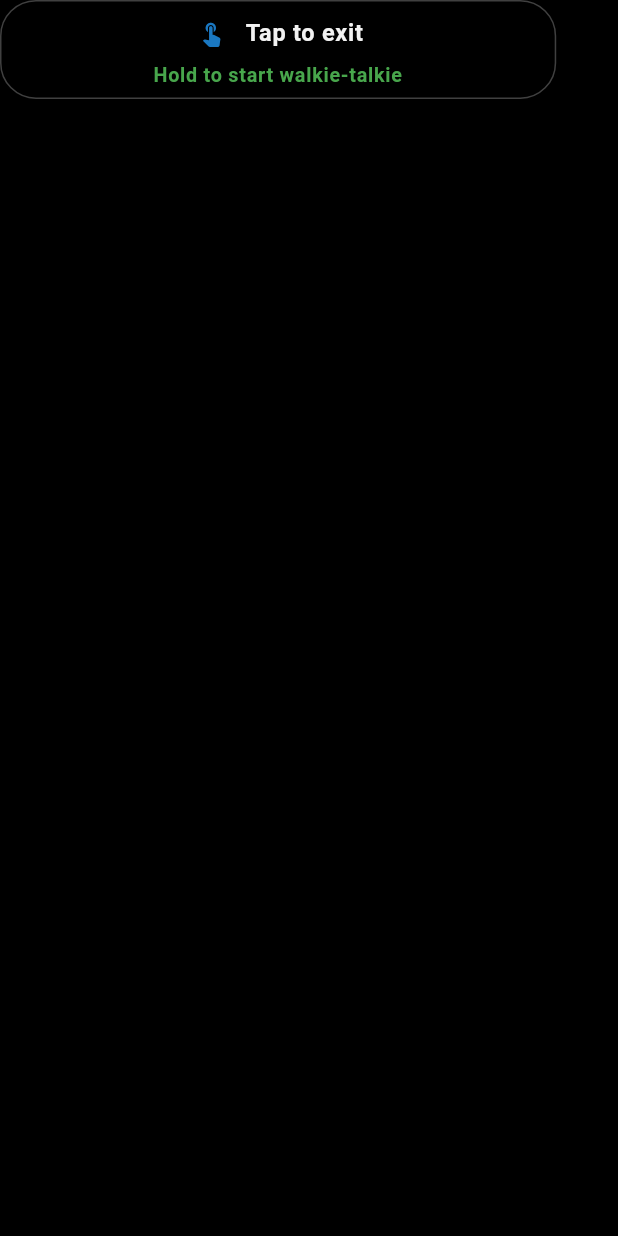
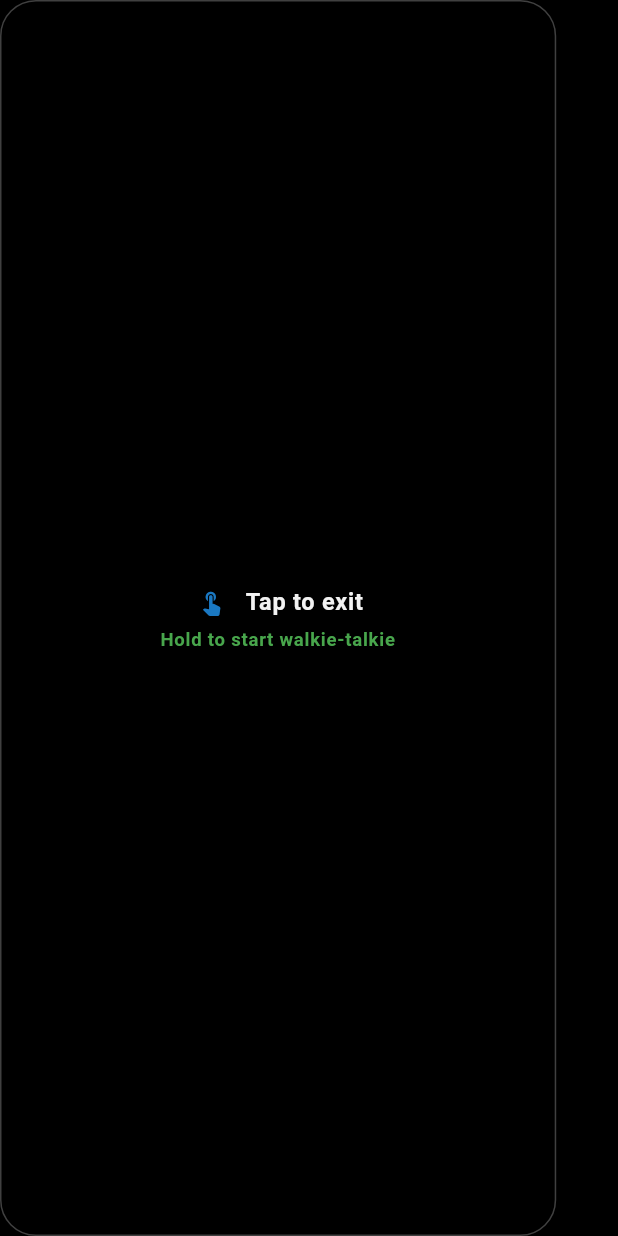
Before and after one commit to DuckBuck-Studios/DuckBuck-AI-Walkie-Talkie, a Flutter app: what buildInstructionUI() shows on an empty page, opened directly with empty values, on a phone screen of 412 x 824 dp. Run offline on Flutter 3.47's test engine with Material 3 defaults, Android fonts, the light colour scheme and no system bars; drawn by our look-alikes of flutter_animate; our stand-ins replace cached_network_image, cloud_firestore, country_code_picker, dio, firebase_analytics, firebase_auth and 16 more; missing offline and left inert: firebase_app_check; accounts and stored records are empty; statements that could not run were skipped.

Commit message:
🎨 Improve UI/UX and fix layout issues
✨ Features & Improvements:
- Fixed friend requests counter to show only incoming requests
- Made all friends in home screen same size as DuckBuck AI
- Implemented truly fullscreen photo viewer without bottom gaps
- Enhanced friend request filtering logic

🐛 Bug Fixes:
- Fixed RenderFlex overflow in call_ui.dart (4.3 pixels)
- Removed fixed height constraints causing UI overflow
- Added MediaQuery.removePadding for fullscreen experience
- Fixed layout spacing and padding issues

📱 UI Changes:
- Updated friends screen to filter incoming vs outgoing requests
- Standardized avatar sizes and padding across components
- Improved fullscreen overlay positioning
- Enhanced call UI layout flexibility

All changes tested and working properly.

```diff
--- a/lib/features/home/widgets/call_ui.dart
+++ b/lib/features/home/widgets/call_ui.dart
@@ -411,10 +411,11 @@
     Widget container = Container(
       constraints: BoxConstraints(
         maxWidth: screenWidth * 0.90,
+        minHeight: screenHeight * 0.06, // Minimum height instead of fixed height
       ),
-      height: screenHeight * 0.08, // Fixed height container
       padding: EdgeInsets.symmetric(
         horizontal: screenWidth * 0.04,
+        vertical: screenHeight * 0.01, // Add vertical padding for better spacing
       ),
       decoration: BoxDecoration(
         color: Colors.black.withValues(alpha: 0.8),
@@ -440,12 +441,9 @@
         ? _buildConnectingContent(context, connectingMessage, screenWidth)
         : Align(
             alignment: Alignment.center,
-            child: Padding(
-              padding: EdgeInsets.symmetric(vertical: screenHeight * 0.01),
-              child: Column(
-                mainAxisSize: MainAxisSize.min,
-                children: _buildNormalInstructionContent(context, onLongPress, screenWidth, screenHeight),
-              ),
+            child: Column(
+              mainAxisSize: MainAxisSize.min,
+              children: _buildNormalInstructionContent(context, onLongPress, screenWidth, screenHeight),
             ),
           ),
     );
@@ -539,13 +537,13 @@
 
       // Better spacing between instructions
       if (onLongPress != null) ...[
-        SizedBox(height: screenHeight * 0.008),
+        SizedBox(height: screenHeight * 0.005), // Reduced spacing
 
         // Hold instruction
         _buildAnimatedText(
           context,
           text: 'Hold to start walkie-talkie',
-          fontSize: screenWidth * 0.032,
+          fontSize: screenWidth * 0.030, // Slightly smaller text
           color: Colors.green,
           delay: 400.ms,
         ),
--- a/lib/features/home/widgets/home_avatar.dart
+++ b/lib/features/home/widgets/home_avatar.dart
@@ -19,7 +19,7 @@
       return CircleAvatar(
         radius: radius,
         backgroundImage: CachedNetworkImageProvider(photoURL!),
-        onBackgroundImageError: (_, __) {
+        onBackgroundImageError: (_, _) {
           // Fallback to initials if image fails to load
         },
         child: photoURL!.isEmpty ? _buildInitialsAvatar() : null,
```
Also changed, not shown: lib/features/friends/screens/friends_screen.dart (+17 -10 lines), lib/features/home/widgets/fullscreen_photo_viewer.dart (+8 -1 lines), lib/features/home/widgets/home_friends_section.dart (+8 -8 lines), lib/features/main_navigation.dart (+10 -3 lines).
